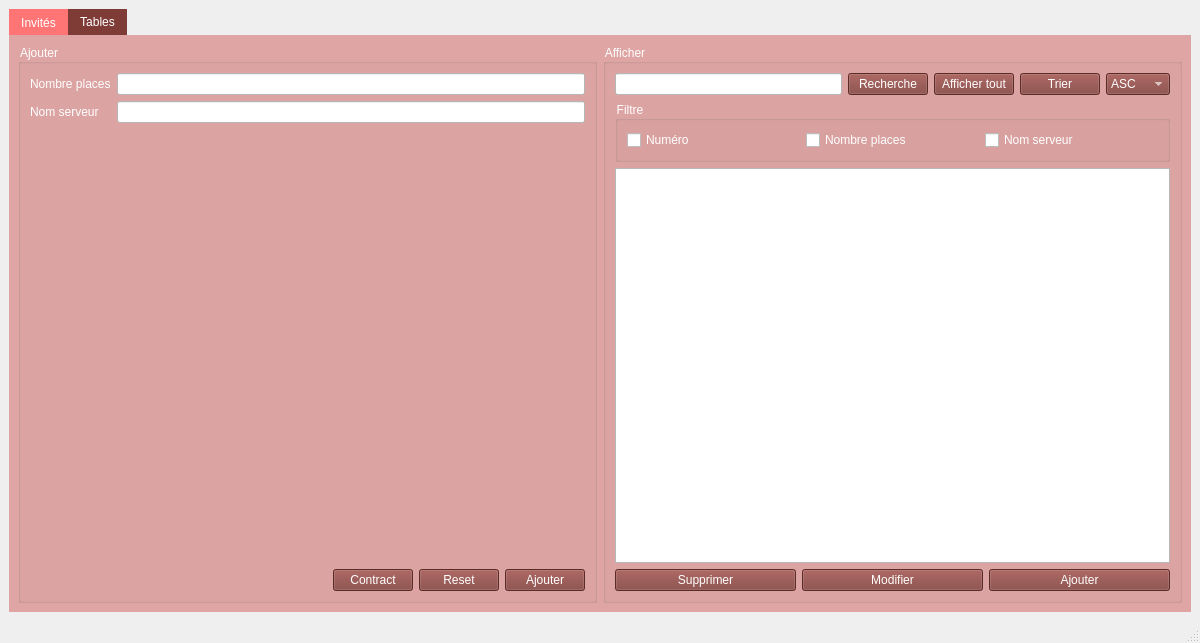
This is Dhia/mainwindow.ui in dhiaabdelli1/Wedding_planner_2A1 as Qt 5 draws it before an edit. The edited form follows.
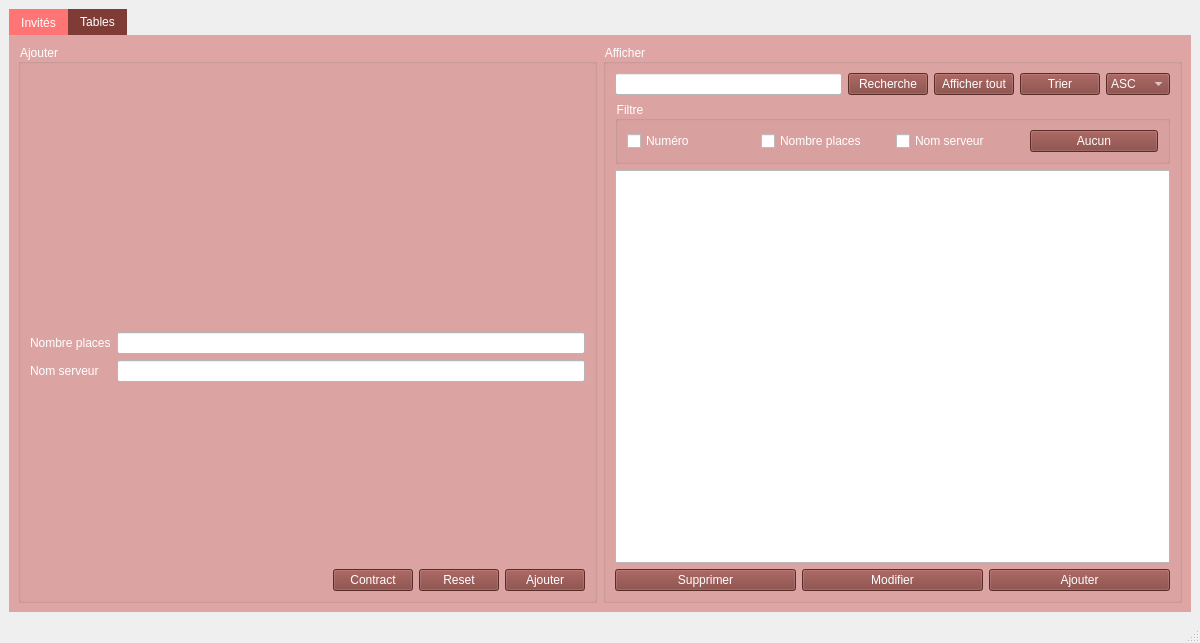
This is the edited form. The open tabs and pages were chosen to show the change.

```diff
--- a/Dhia/mainwindow.ui
+++ b/Dhia/mainwindow.ui
@@ -927,6 +927,19 @@
            <string>Ajouter</string>
           </property>
           <layout class="QVBoxLayout" name="verticalLayout_6">
+           <item>
+            <spacer name="verticalSpacer_3">
+             <property name="orientation">
+              <enum>Qt::Vertical</enum>
+             </property>
+             <property name="sizeHint" stdset="0">
+              <size>
+               <width>20</width>
+               <height>40</height>
+              </size>
+             </property>
+            </spacer>
+           </item>
            <item>
             <layout class="QVBoxLayout" name="verticalLayout_5">
              <item>
@@ -961,6 +974,19 @@
                  </property>
                 </widget>
                </item>
+               <item row="2" column="1">
+                <spacer name="verticalSpacer_4">
+                 <property name="orientation">
+                  <enum>Qt::Vertical</enum>
+                 </property>
+                 <property name="sizeHint" stdset="0">
+                  <size>
+                   <width>20</width>
+                   <height>40</height>
+                  </size>
+                 </property>
+                </spacer>
+               </item>
               </layout>
              </item>
              <item>
@@ -1275,6 +1301,41 @@
                   </property>
                  </widget>
                 </item>
+                <item>
+                 <widget class="QPushButton" name="aucun_table">
+                  <property name="styleSheet">
+                   <string notr="true">QPushButton:!hover{
+background-color:rgb(127, 60, 55);
+
+
+}
+
+QPushButton:hover{
+background-color:rgb(107, 107, 107);
+
+
+}
+QPushButton:click{
+background-color:rgb(90, 90, 90);
+
+
+}
+
+
+QPushButton:hover{
+font: 8pt &quot;Forte&quot;;
+}
+
+QPushButton:!hover{
+font: 8pt &quot;Forte&quot;;
+}
+</string>
+                  </property>
+                  <property name="text">
+                   <string>Aucun</string>
+                  </property>
+                 </widget>
+                </item>
                </layout>
               </widget>
              </item>
```
Left out of the diff: 109 changed lines with no effect on the pictures.
